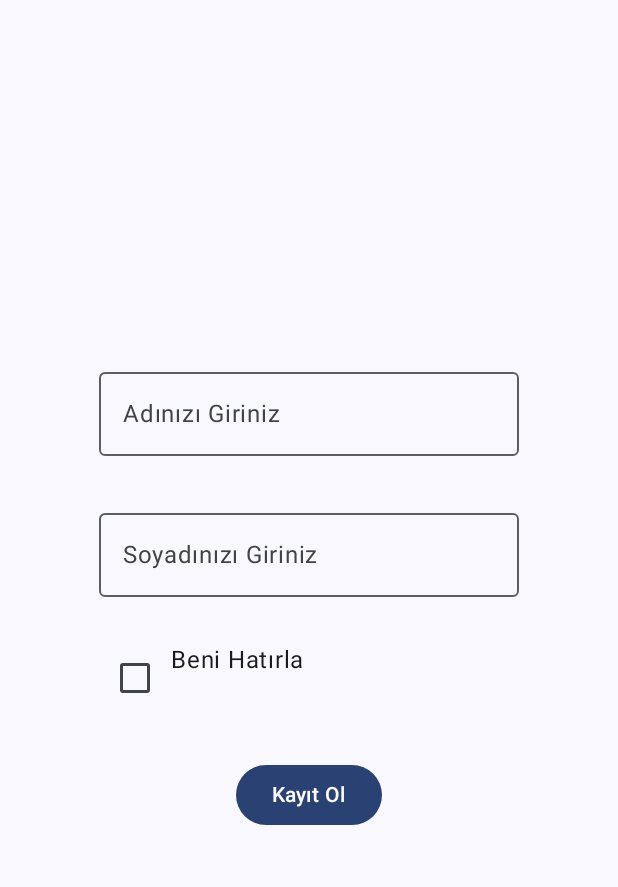
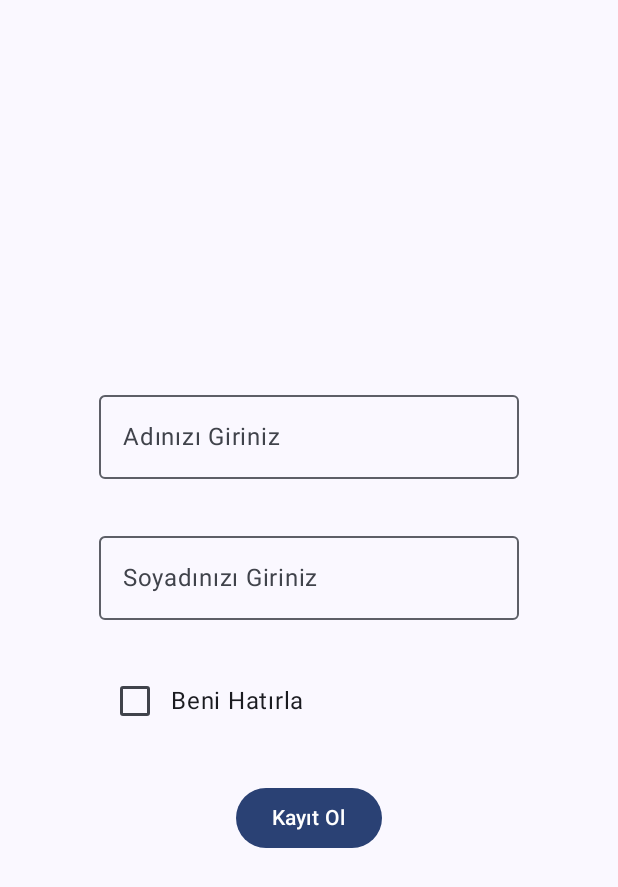
Before and after one commit to eneesakcaa/HealthReminder, an Android app built with Jetpack Compose: the screen it shows after launch (MainActivity), on a phone screen of 412 x 824 dp. Shown: the top 887 px of the screen. Run offline under Robolectric (Android 15) with nearby library versions, the phone set to English and light mode, and no system bars; our stand-ins replace Room's generated code.

Commit message:
beni hatirla ve cikis islemleri yapildi

```diff
--- a/app/src/main/java/com/enesakca/healthreminder/LoginScreen.kt
+++ b/app/src/main/java/com/enesakca/healthreminder/LoginScreen.kt
@@ -16,38 +16,53 @@ import androidx.compose.runtime.remember
 import androidx.compose.runtime.setValue
 import androidx.compose.ui.Alignment
 import androidx.compose.ui.Modifier
+import androidx.compose.ui.tooling.preview.Preview
 import androidx.compose.ui.unit.dp
+import androidx.lifecycle.viewmodel.compose.viewModel
 import androidx.navigation.NavController
+import com.enesakca.healthreminder.database.MedicineViewModel
+import com.enesakca.healthreminder.database.User
+import com.enesakca.healthreminder.ui.theme.HealthReminderTheme
+
 
 @Composable
-fun login(navController: NavController){
-    var name by remember { mutableStateOf("") }
-    var surname by remember {mutableStateOf("")}
-    var rememberMe by remember { mutableStateOf(false  ) }
+fun login(navController: NavController,
+          viewModel: MedicineViewModel = viewModel()
+
+){
+    var firstName by remember { mutableStateOf("") }
+    var lastName by remember {mutableStateOf("")}
+    var rememberMe by remember { mutableStateOf(viewModel.rememberMeChecked) }
 
     Box(modifier = Modifier.fillMaxSize()){
         Column(modifier = Modifier.padding(15.dp).align(Alignment.Center)
         ) {
             OutlinedTextField(modifier = Modifier.padding(20.dp,0.dp,20.dp,30.dp),
-                value = name,
-                onValueChange = {name = it},
+                value = firstName,
+                onValueChange = {firstName = it},
                 label = {Text("Adınızı Giriniz")}
             )
             OutlinedTextField(
                 modifier = Modifier.padding(20.dp,0.dp,20.dp,30.dp),
-                value = surname,
-                onValueChange = {surname = it},
+                value = lastName,
+                onValueChange = {lastName = it},
                 label = {Text("Soyadınızı Giriniz")}
             )
-            Row(modifier = Modifier.padding(20.dp,0.dp,20.dp,30.dp)) {
+            Row(modifier = Modifier.padding(20.dp,0.dp,20.dp,30.dp), verticalAlignment = Alignment.CenterVertically) {
                 Checkbox(checked = rememberMe,
                     onCheckedChange = { rememberMe = it })
                 Text(text = "Beni Hatırla")
             }
 
 
-            Button(modifier = Modifier.padding(20.dp,0.dp,20.dp,30.dp).align(Alignment.CenterHorizontally) ,
-                onClick = {navController.navigate("main_page")}) {
+            Button(modifier = Modifier.align(Alignment.CenterHorizontally),onClick = {
+                val user = User(
+                    firstName = firstName,
+                    lastName = lastName
+                )
+                viewModel.handleLoginOrRegister(user, rememberMe)
+                navController.navigate("main_page") // Ana ekrana yönlendir
+            }) {
                 Text("Kayıt Ol")
             }
 
--- a/app/src/main/java/com/enesakca/healthreminder/MainActivity.kt
+++ b/app/src/main/java/com/enesakca/healthreminder/MainActivity.kt
@@ -5,6 +5,7 @@ import android.os.Bundle
 import androidx.activity.ComponentActivity
 import androidx.activity.compose.setContent
 import androidx.activity.enableEdgeToEdge
+import androidx.compose.foundation.Image
 import androidx.compose.foundation.background
 import androidx.compose.foundation.layout.Box
 import androidx.compose.foundation.layout.Column
@@ -14,6 +15,7 @@ import androidx.compose.foundation.layout.fillMaxWidth
 import androidx.compose.foundation.layout.padding
 import androidx.compose.foundation.lazy.LazyColumn
 import androidx.compose.material3.Button
+import androidx.compose.material3.CircularProgressIndicator
 import androidx.compose.material3.MaterialTheme
 import androidx.compose.material3.OutlinedButton
 import androidx.compose.material3.OutlinedTextField
@@ -21,6 +23,7 @@ import androidx.compose.material3.Scaffold
 import androidx.compose.material3.Text
 import androidx.compose.material3.TextField
 import androidx.compose.runtime.Composable
+import androidx.compose.runtime.LaunchedEffect
 import androidx.compose.runtime.getValue
 import androidx.compose.runtime.mutableStateOf
 import androidx.compose.runtime.remember
@@ -33,11 +36,14 @@ import androidx.compose.ui.res.imageResource
 import androidx.compose.ui.res.painterResource
 import androidx.compose.ui.tooling.preview.Preview
 import androidx.compose.ui.unit.dp
+import androidx.lifecycle.viewmodel.compose.viewModel
 import androidx.navigation.NavController
 import androidx.navigation.compose.NavHost
 import androidx.navigation.compose.composable
 import androidx.navigation.compose.rememberNavController
+import com.enesakca.healthreminder.database.MedicineViewModel
 import com.enesakca.healthreminder.ui.theme.HealthReminderTheme
+import kotlinx.coroutines.delay
 
 class MainActivity : ComponentActivity() {
     override fun onCreate(savedInstanceState: Bundle?) {
@@ -45,27 +51,42 @@ class MainActivity : ComponentActivity() {
         enableEdgeToEdge()
         setContent {
             val navController = rememberNavController()
+            val authViewModel: MedicineViewModel = viewModel()
+
+            LaunchedEffect(Unit) {
+                delay(1000)
+                if (authViewModel.isUserLoggedIn()) {
+                    navController.navigate("main_page") // Ana ekrana git
+                } else {
+                    navController.navigate("login") // Giriş ekranına git
+                }
+            }
             HealthReminderTheme {
                 Scaffold(modifier = Modifier.fillMaxSize()) { innerPadding ->
                     Box(modifier = Modifier.padding(innerPadding)){
-                        NavHost(navController = navController, startDestination = "login_screen"){
-                            composable("login_screen") {
-                                login(navController = navController)
+                        NavHost(navController = navController, startDestination = "splash"){
+
+                            composable("splash") {
+                                Box(
+                                    modifier = Modifier.fillMaxSize(),
+                                    contentAlignment = Alignment.Center
+                                ) {
+                                    // Logo ve yükleniyor animasyonu
+                                    Image(painter = painterResource(R.drawable.logo), contentDescription = "Logo")
+                                    CircularProgressIndicator()
+                                }
                             }
-                            composable("main_page") {
-                                main_page(navController = navController)
-                            }
-                            composable ("medicine_page"){
-                                medicine_page(navController = navController)
 
-                            }
-                            composable("stock_page") {
-                                stock_page(navController = navController)
-                            }
-                            composable("account_detail_page") {
-                                account_detail_page(navController = navController)
+                            composable("login") { login(navController) }
 
-                            }
+                            composable("main_page") { main_page(navController)}
+
+                            composable("medicine_page") { medicine_page(navController)}
+
+                            composable("stock_page") { stock_page(navController)}
+                            composable("account_detail_page") { account_detail_page(navController)}
+
+
 
                         }
                     }
@@ -75,15 +96,3 @@ class MainActivity : ComponentActivity() {
         }
     }
 }
-
-
-
-
-
-@Preview(showBackground = true)
-@Composable
-fun GreetingPreview() {
-    HealthReminderTheme {
-
-    }
-}
--- a/app/src/main/java/com/enesakca/healthreminder/database/MedicineViewModel.kt
+++ b/app/src/main/java/com/enesakca/healthreminder/database/MedicineViewModel.kt
@@ -1,14 +1,70 @@
 package com.enesakca.healthreminder.database
 
 import android.app.Application
+import androidx.compose.runtime.getValue
+import androidx.compose.runtime.mutableStateOf
+import androidx.compose.runtime.setValue
 import androidx.lifecycle.AndroidViewModel
 import androidx.lifecycle.LiveData
 import androidx.lifecycle.ViewModel
 import androidx.lifecycle.viewModelScope
+import com.enesakca.healthreminder.PreferencesHelper
 import kotlinx.coroutines.launch
 
 class MedicineViewModel(application: Application): AndroidViewModel(application) {
-    private val repository: MedicineRepository
+
+
+    private val preferences = PreferencesHelper(application)
+    private var repository = MedicineRepository(AppDatabase.getDatabase(application))
+
+
+    var rememberMeChecked by mutableStateOf(preferences.rememberMe)
+        private set
+
+    fun handleLoginOrRegister(user: User, rememberMe: Boolean) {
+        viewModelScope.launch {
+            // Kullanıcıyı Room'a kaydet
+            repository.insertUser(user)
+
+            // SharedPreferences'a durumu kaydet
+            preferences.rememberMe = rememberMe
+            preferences.userId = user.userID // Room'dan otomatik generate edilen ID
+        }
+    }
+
+
+    // Otomatik giriş kontrolü
+    fun isUserLoggedIn(): Boolean {
+        return preferences.rememberMe && preferences.userId != -1
+    }
+
+    // Çıkış Yap
+    fun logout() {
+        preferences.rememberMe = false
+        preferences.userId = -1
+    }
+
+    init {
+        val db = AppDatabase.getDatabase(application)
+        repository = MedicineRepository(db)
+    }
+
+    //kullanici islemleri
+
+    fun insertUser(user: User)= viewModelScope.launch {
+        repository.insertUser(user)
+    }
+
+    val currentUser: LiveData<User?> = repository.getCurrentUser()
+
+    fun addMedicine(medicine: Medicine) = viewModelScope.launch {
+        repository.insertMedicine(medicine)
+    }
+
+    val allMedicines: LiveData<List<Medicine>> = repository.getAllMedicines()
+}
+
+/*
     init {
         val db = AppDatabase.getDatabase(application)
         repository = MedicineRepository(db)
@@ -28,4 +84,4 @@ class MedicineViewModel(application: Application): AndroidViewModel(application)
 
     val allMedicines: LiveData<List<Medicine>> = repository.getAllMedicines()
 
-}
+}*/
--- a/app/src/main/java/com/enesakca/healthreminder/database/User.kt
+++ b/app/src/main/java/com/enesakca/healthreminder/database/User.kt
@@ -4,4 +4,4 @@ import androidx.room.Entity
 import androidx.room.PrimaryKey
 
 @Entity (tableName = "users")
-data class User (@PrimaryKey(autoGenerate = true)val userID: Int = 0, val firstname : String,val secondname : String)
+data class User (@PrimaryKey(autoGenerate = true)val userID: Int = 0, val firstName : String,val lastName : String)
--- a/app/src/main/java/com/enesakca/healthreminder/stock_page.kt
+++ b/app/src/main/java/com/enesakca/healthreminder/stock_page.kt
@@ -27,6 +27,8 @@ import androidx.navigation.NavController
 @Composable
 fun stock_page(navController : NavController) {
     Box(modifier = Modifier.fillMaxSize()) {
+
+
         Row(
             modifier = Modifier.padding(2.dp).fillMaxWidth(),
             horizontalArrangement = Arrangement.Center
```
Also changed, not shown: app/src/main/java/com/enesakca/healthreminder/AppEntry.kt (deleted, +0 -31 lines), app/src/main/java/com/enesakca/healthreminder/PreferencesHelper.kt (+10 -14 lines), app/src/main/java/com/enesakca/healthreminder/account_detail_page.kt (+12 -2 lines), app/src/main/java/com/enesakca/healthreminder/medicine_page.kt (+25 -1 lines), app/src/main/res/drawable/logo.png (added).
